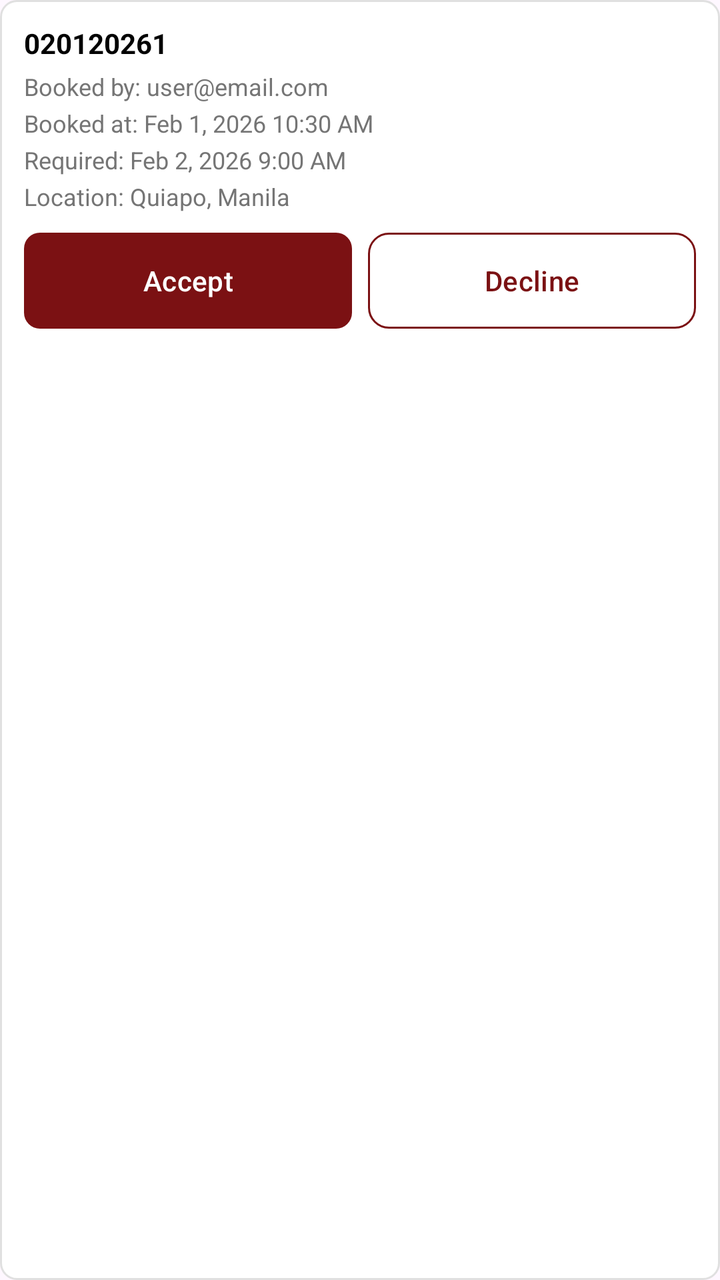
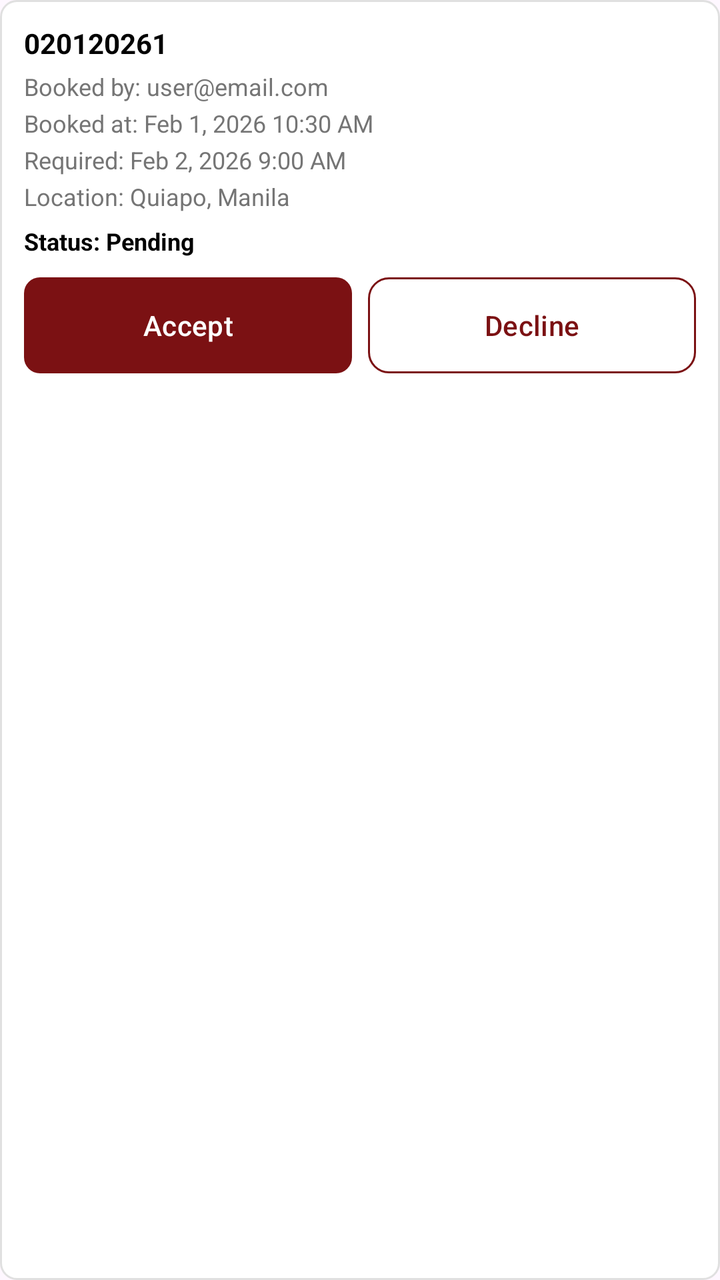

Compare the two renders of this Android layout. The source of the first and the diff that turns it into the second are given below.
<!-- AndroidManifest.xml: application theme Theme.FixItFinderApp -->
<!-- res/layout/item_provider_booking.xml -->
<?xml version="1.0" encoding="utf-8"?>
<LinearLayout xmlns:android="http://schemas.android.com/apk/res/android"
    android:layout_width="match_parent"
    android:layout_height="wrap_content"
    android:orientation="vertical"
    android:padding="12dp"
    android:background="@drawable/bg_service_card"
    android:layout_marginBottom="12dp">

    <TextView
        android:id="@+id/tvBookingNumber"
        android:layout_width="wrap_content"
        android:layout_height="wrap_content"
        android:text="020120261"
        android:textStyle="bold"
        android:textSize="14sp"
        android:textColor="@android:color/black" />

    <TextView
        android:id="@+id/tvBookedBy"
        android:layout_width="wrap_content"
        android:layout_height="wrap_content"
        android:text="Booked by: user@email.com"
        android:textSize="12sp"
        android:textColor="#757575"
        android:layout_marginTop="4dp" />

    <TextView
        android:id="@+id/tvBookedAt"
        android:layout_width="wrap_content"
        android:layout_height="wrap_content"
        android:text="Booked at: Feb 1, 2026 10:30 AM"
        android:textSize="12sp"
        android:textColor="#757575"
        android:layout_marginTop="2dp" />

    <TextView
        android:id="@+id/tvRequiredAt"
        android:layout_width="wrap_content"
        android:layout_height="wrap_content"
        android:text="Required: Feb 2, 2026 9:00 AM"
        android:textSize="12sp"
        android:textColor="#757575"
        android:layout_marginTop="2dp" />

    <TextView
        android:id="@+id/tvBookingLocation"
        android:layout_width="wrap_content"
        android:layout_height="wrap_content"
        android:text="Location: Quiapo, Manila"
        android:textSize="12sp"
        android:textColor="#757575"
        android:layout_marginTop="2dp" />

    <LinearLayout
        android:id="@+id/layoutActions"
        android:layout_width="match_parent"
        android:layout_height="wrap_content"
        android:orientation="horizontal"
        android:layout_marginTop="10dp">

        <Button
            android:id="@+id/btnAccept"
            android:layout_width="0dp"
            android:layout_height="wrap_content"
            android:layout_weight="1"
            android:text="Accept"
            android:textColor="@color/white"
            android:background="@drawable/button_rounded_primary"
            android:padding="8dp" />

        <Button
            android:id="@+id/btnDecline"
            android:layout_width="0dp"
            android:layout_height="wrap_content"
            android:layout_weight="1"
            android:text="Decline"
            android:textColor="@color/color_primary"
            android:background="@drawable/button_outline_gray"
            android:padding="8dp"
            android:layout_marginStart="8dp" />
    </LinearLayout>
</LinearLayout>
<!-- resources referenced by this layout -->
<resources>
  <color name="color_primary">#7B1113</color>
  <color name="white">#FFFFFFFF</color>
  <!-- drawable bg_service_card (drawable) -->
  <?xml version="1.0" encoding="utf-8"?>
  <shape xmlns:android="http://schemas.android.com/apk/res/android"
      android:shape="rectangle">
      <solid android:color="@android:color/white" />
      <stroke
          android:width="1dp"
          android:color="#E0E0E0" />
      <corners android:radius="8dp" />
  </shape>
  <!-- drawable button_outline_gray (drawable) -->
  <?xml version="1.0" encoding="utf-8"?>
  <shape xmlns:android="http://schemas.android.com/apk/res/android"
      android:shape="rectangle">
      <solid android:color="@android:color/transparent" />
      <stroke
          android:width="1dp"
          android:color="#BDBDBD" />
      <corners android:radius="10dp" />
  </shape>
  <!-- drawable button_rounded_primary (drawable) -->
  <?xml version="1.0" encoding="utf-8"?>
  <shape xmlns:android="http://schemas.android.com/apk/res/android"
      android:shape="rectangle">
  
      <solid android:color="@color/color_primary" />
  
      
      <corners
          android:radius="8dp" />
  
      <padding
          android:left="16dp"
          android:top="8dp"
          android:right="16dp"
          android:bottom="8dp" />
  
  </shape>
  <style name="Theme.FixItFinderApp" parent="Base.Theme.FixItFinderApp" />
  <style name="Base.Theme.FixItFinderApp" parent="Theme.Material3.DayNight.NoActionBar">
          <item name="colorPrimary">@color/color_primary</item>
          <item name="colorSecondary">@color/color_secondary</item>
          <item name="colorSurface">@color/color_background</item>
          <item name="colorOnSurface">@color/color_text_dark</item>
          <item name="colorPrimaryContainer">@color/color_primary</item>
          <item name="colorOnPrimary">@color/color_background</item>
      </style>
  <color name="color_secondary">#825037</color>
  <color name="color_background">#FFFFFF</color>
  <color name="color_text_dark">#2C2C2C</color>
</resources>

<!-- the commit's change to res/layout/item_provider_booking.xml (unified diff, before → after) -->
@@ -52,6 +52,16 @@
         android:textColor="#757575"
         android:layout_marginTop="2dp" />
 
+    <TextView
+        android:id="@+id/tvBookingStatus"
+        android:layout_width="wrap_content"
+        android:layout_height="wrap_content"
+        android:text="Status: Pending"
+        android:textSize="12sp"
+        android:textStyle="bold"
+        android:textColor="@android:color/black"
+        android:layout_marginTop="6dp" />
+
     <LinearLayout
         android:id="@+id/layoutActions"
         android:layout_width="match_parent"
@@ -80,4 +90,64 @@
             android:padding="8dp"
             android:layout_marginStart="8dp" />
     </LinearLayout>
+
+    <LinearLayout
+        android:id="@+id/layoutProgressActions"
+        android:layout_width="match_parent"
+        android:layout_height="wrap_content"
+        android:orientation="horizontal"
+        android:layout_marginTop="8dp"
+        android:visibility="gone">
+
+        <Button
+            android:id="@+id/btnProcess"
+            android:layout_width="0dp"
+            android:layout_height="wrap_content"
+            android:layout_weight="1"
+            android:text="Processing"
+            android:textColor="@color/white"
+            android:background="@drawable/button_rounded_primary"
+            android:padding="8dp" />
+
+        <Button
+            android:id="@+id/btnFinish"
+            android:layout_width="0dp"
+            android:layout_height="wrap_content"
+            android:layout_weight="1"
+            android:text="Finish"
+            android:textColor="@color/white"
+            android:background="@drawable/button_rounded_primary"
+            android:padding="8dp"
+            android:layout_marginStart="8dp" />
+    </LinearLayout>
+
+    <LinearLayout
+        android:id="@+id/layoutFinalActions"
+        android:layout_width="match_parent"
+        android:layout_height="wrap_content"
+        android:orientation="horizontal"
+        android:layout_marginTop="8dp"
+        android:visibility="gone">
+
+        <Button
+            android:id="@+id/btnReschedule"
+            android:layout_width="0dp"
+            android:layout_height="wrap_content"
+            android:layout_weight="1"
+            android:text="Reschedule"
+            android:textColor="@color/color_primary"
+            android:background="@drawable/button_outline_gray"
+            android:padding="8dp" />
+
+        <Button
+            android:id="@+id/btnCancel"
+            android:layout_width="0dp"
+            android:layout_height="wrap_content"
+            android:layout_weight="1"
+            android:text="Cancel"
+            android:textColor="@color/color_primary"
+            android:background="@drawable/button_outline_gray"
+            android:padding="8dp"
+            android:layout_marginStart="8dp" />
+    </LinearLayout>
 </LinearLayout>
